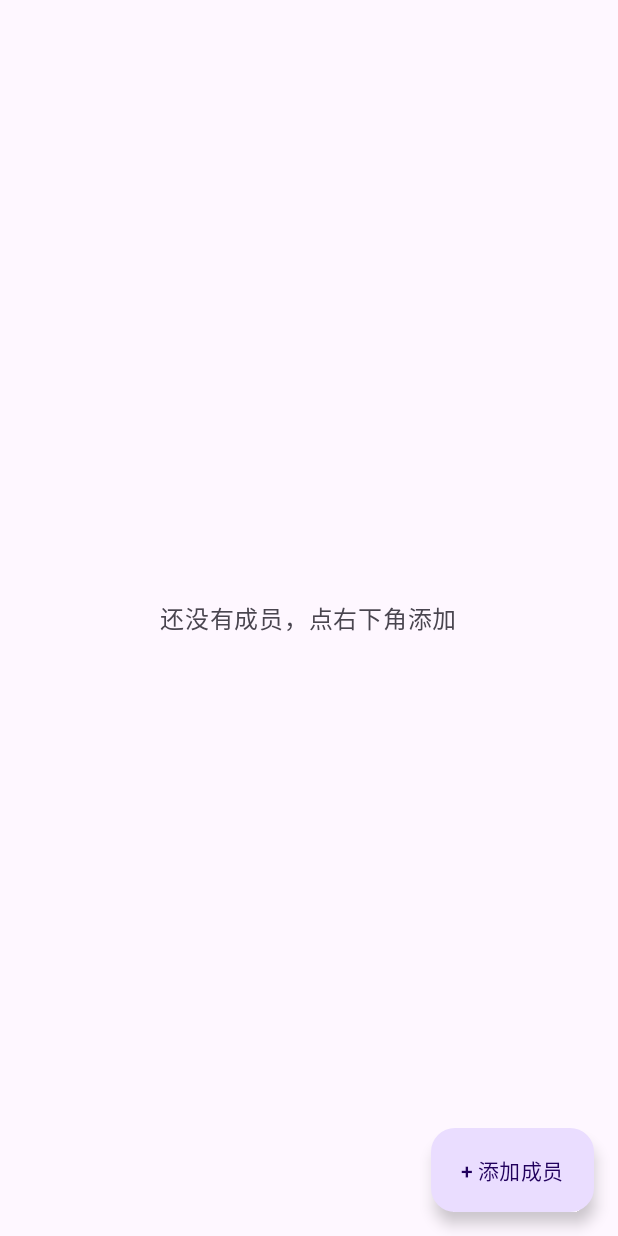
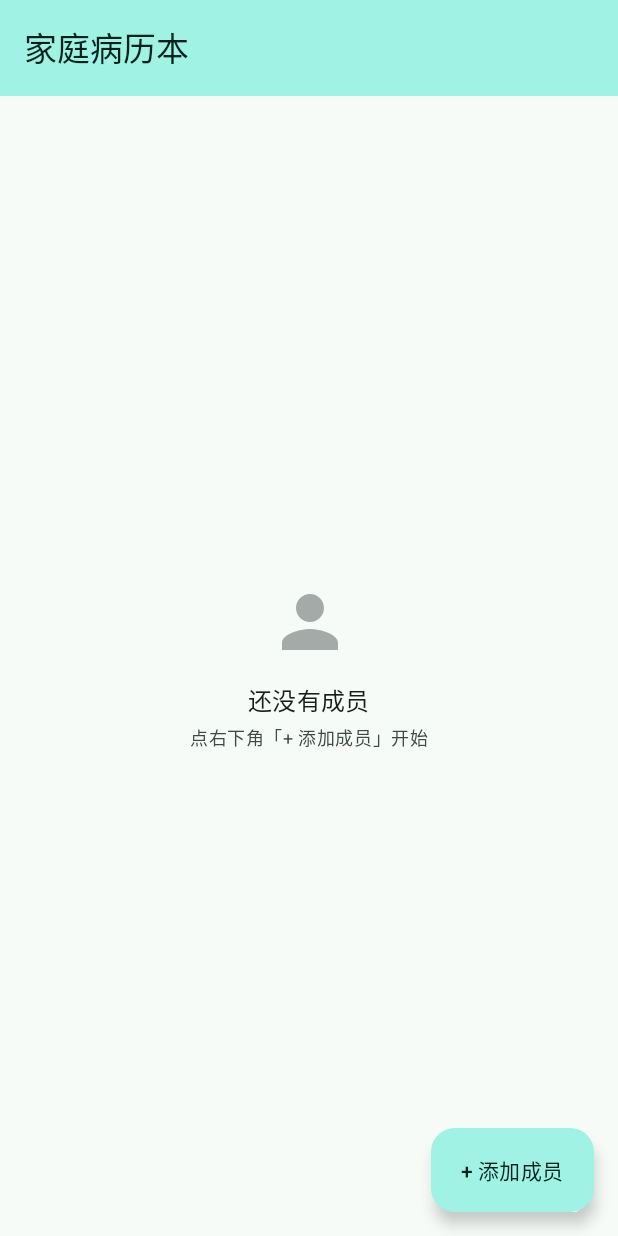
Before and after one commit to lidongze1002/medarchive, an Android app built with Jetpack Compose: the screen it shows after launch (MainActivity), on a phone screen of 412 x 824 dp. Run offline under Robolectric (Android 15) with nearby library versions, the phone set to English and light mode, and no system bars; our stand-ins replace Room's generated code.

Commit message:
style: brand color schemes, unified top app bars with icons, icon empty states

```diff
--- a/app/build.gradle.kts
+++ b/app/build.gradle.kts
@@ -42,6 +42,7 @@ dependencies {
     implementation("androidx.compose.material3:material3")
     implementation("androidx.compose.ui:ui-tooling-preview")
     debugImplementation("androidx.compose.ui:ui-tooling")
+    implementation("androidx.compose.material:material-icons-core")
 
     implementation("androidx.activity:activity-compose:1.9.3")
     implementation("androidx.core:core-ktx:1.15.0")
--- /dev/null
+++ b/app/src/main/java/com/mvp/medarchive/ui/common/AppTopBar.kt
@@ -0,0 +1,39 @@
+package com.mvp.medarchive.ui.common
+
+import androidx.compose.foundation.layout.RowScope
+import androidx.compose.material.icons.Icons
+import androidx.compose.material.icons.automirrored.filled.ArrowBack
+import androidx.compose.material3.ExperimentalMaterial3Api
+import androidx.compose.material3.Icon
+import androidx.compose.material3.IconButton
+import androidx.compose.material3.MaterialTheme
+import androidx.compose.material3.Text
+import androidx.compose.material3.TopAppBar
+import androidx.compose.material3.TopAppBarDefaults
+import androidx.compose.runtime.Composable
+
+@OptIn(ExperimentalMaterial3Api::class)
+@Composable
+fun AppTopBar(
+    title: String,
+    onBack: (() -> Unit)? = null,
+    actions: @Composable RowScope.() -> Unit = {}
+) {
+    TopAppBar(
+        title = { Text(title) },
+        navigationIcon = {
+            if (onBack != null) {
+                IconButton(onClick = onBack) {
+                    Icon(Icons.AutoMirrored.Filled.ArrowBack, contentDescription = "返回")
+                }
+            }
+        },
+        actions = actions,
+        colors = TopAppBarDefaults.topAppBarColors(
+            containerColor = MaterialTheme.colorScheme.primaryContainer,
+            titleContentColor = MaterialTheme.colorScheme.onPrimaryContainer,
+            navigationIconContentColor = MaterialTheme.colorScheme.onPrimaryContainer,
+            actionIconContentColor = MaterialTheme.colorScheme.onPrimaryContainer
+        )
+    )
+}
--- a/app/src/main/java/com/mvp/medarchive/ui/memberlist/MemberListScreen.kt
+++ b/app/src/main/java/com/mvp/medarchive/ui/memberlist/MemberListScreen.kt
@@ -5,13 +5,19 @@ import androidx.compose.foundation.layout.Arrangement
 import androidx.compose.foundation.layout.Box
 import androidx.compose.foundation.layout.Column
 import androidx.compose.foundation.layout.PaddingValues
+import androidx.compose.foundation.layout.Spacer
 import androidx.compose.foundation.layout.fillMaxSize
 import androidx.compose.foundation.layout.fillMaxWidth
+import androidx.compose.foundation.layout.height
 import androidx.compose.foundation.layout.padding
+import androidx.compose.foundation.layout.size
 import androidx.compose.foundation.lazy.LazyColumn
 import androidx.compose.foundation.lazy.items
+import androidx.compose.material.icons.Icons
+import androidx.compose.material.icons.filled.Person
 import androidx.compose.material3.Card
 import androidx.compose.material3.ExtendedFloatingActionButton
+import androidx.compose.material3.Icon
 import androidx.compose.material3.MaterialTheme
 import androidx.compose.material3.Scaffold
 import androidx.compose.material3.Text
@@ -24,6 +30,7 @@ import androidx.compose.runtime.setValue
 import androidx.compose.ui.Alignment
 import androidx.compose.ui.Modifier
 import androidx.compose.ui.unit.dp
+import com.mvp.medarchive.ui.common.AppTopBar
 import com.mvp.medarchive.ui.member.MemberDialog
 
 @Composable
@@ -35,13 +42,29 @@ fun MemberListScreen(
     var showDialog by remember { mutableStateOf(false) }
 
     Scaffold(
+        topBar = { AppTopBar(title = "家庭病历本") },
         floatingActionButton = {
             ExtendedFloatingActionButton(onClick = { showDialog = true }) { Text("+ 添加成员") }
         }
     ) { padding ->
         if (items.isEmpty()) {
             Box(Modifier.fillMaxSize().padding(padding), contentAlignment = Alignment.Center) {
-                Text("还没有成员，点右下角添加", color = MaterialTheme.colorScheme.onSurfaceVariant)
+                Column(horizontalAlignment = Alignment.CenterHorizontally) {
+                    Icon(
+                        Icons.Filled.Person,
+                        contentDescription = null,
+                        modifier = Modifier.size(56.dp),
+                        tint = MaterialTheme.colorScheme.onSurfaceVariant.copy(alpha = 0.45f)
+                    )
+                    Spacer(Modifier.height(12.dp))
+                    Text("还没有成员", style = MaterialTheme.typography.titleMedium)
+                    Spacer(Modifier.height(4.dp))
+                    Text(
+                        "点右下角「+ 添加成员」开始",
+                        style = MaterialTheme.typography.bodySmall,
+                        color = MaterialTheme.colorScheme.onSurfaceVariant
+                    )
+                }
             }
         } else {
             LazyColumn(
--- a/app/src/main/java/com/mvp/medarchive/ui/theme/Theme.kt
+++ b/app/src/main/java/com/mvp/medarchive/ui/theme/Theme.kt
@@ -5,9 +5,44 @@ import androidx.compose.material3.MaterialTheme
 import androidx.compose.material3.darkColorScheme
 import androidx.compose.material3.lightColorScheme
 import androidx.compose.runtime.Composable
+import androidx.compose.ui.graphics.Color
 
-private val LightColors = lightColorScheme()
-private val DarkColors = darkColorScheme()
+private val LightColors = lightColorScheme(
+    primary = Color(0xFF00695C),
+    onPrimary = Color(0xFFFFFFFF),
+    primaryContainer = Color(0xFF9FF2E4),
+    onPrimaryContainer = Color(0xFF00201C),
+    secondary = Color(0xFF4A635E),
+    onSecondary = Color(0xFFFFFFFF),
+    secondaryContainer = Color(0xFFCCE8E1),
+    onSecondaryContainer = Color(0xFF06201B),
+    tertiary = Color(0xFF456179),
+    background = Color(0xFFF6FBF8),
+    onBackground = Color(0xFF191C1B),
+    surface = Color(0xFFF6FBF8),
+    onSurface = Color(0xFF191C1B),
+    surfaceVariant = Color(0xFFDAE5E1),
+    onSurfaceVariant = Color(0xFF3F4946),
+    outline = Color(0xFF6F7977),
+    error = Color(0xFFBA1A1A)
+)
+
+private val DarkColors = darkColorScheme(
+    primary = Color(0xFF82D5C7),
+    onPrimary = Color(0xFF003731),
+    primaryContainer = Color(0xFF005046),
+    onPrimaryContainer = Color(0xFF9FF2E4),
+    secondary = Color(0xFFB0CCC5),
+    onSecondary = Color(0xFF1B3531),
+    secondaryContainer = Color(0xFF324B47),
+    onSecondaryContainer = Color(0xFFCCE8E1),
+    background = Color(0xFF191C1B),
+    onBackground = Color(0xFFE1E3E1),
+    surface = Color(0xFF191C1B),
+    onSurface = Color(0xFFE1E3E1),
+    surfaceVariant = Color(0xFF3F4946),
+    onSurfaceVariant = Color(0xFFBEC9C6)
+)
 
 @Composable
 fun MedArchiveTheme(
```
Also changed, not shown: app/src/main/java/com/mvp/medarchive/ui/memberdetail/MemberDetailScreen.kt (+6 -9 lines), app/src/main/java/com/mvp/medarchive/ui/recorddetail/RecordDetailScreen.kt (+13 -7 lines), app/src/main/java/com/mvp/medarchive/ui/recordform/RecordFormScreen.kt (+2 -6 lines).
